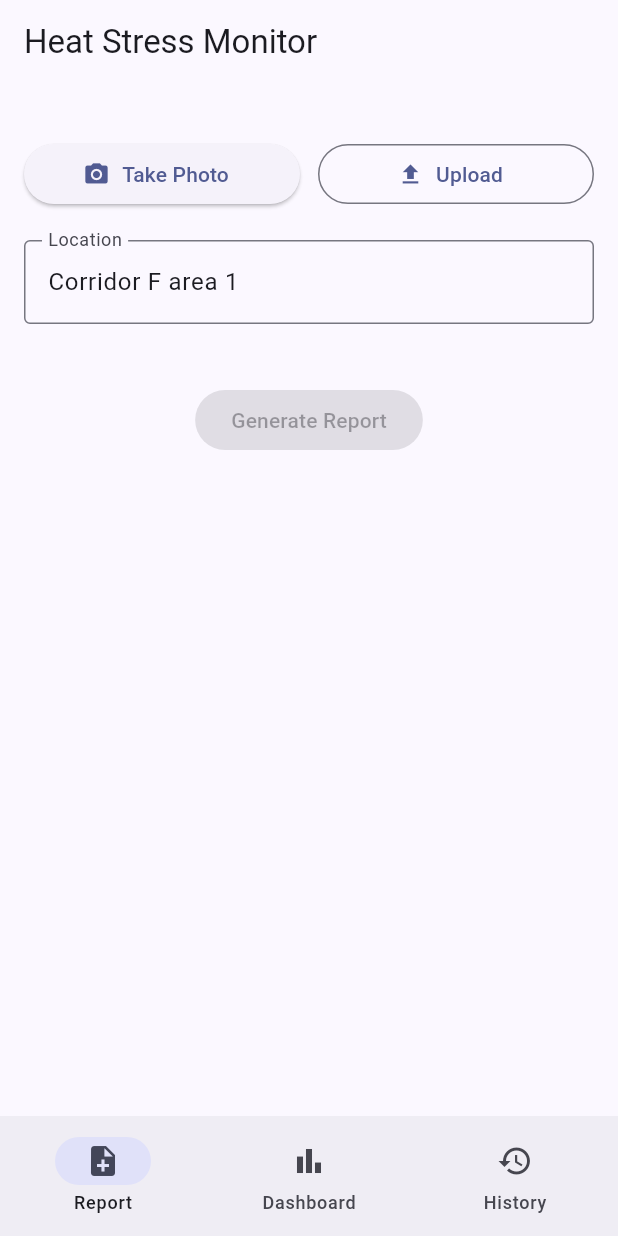
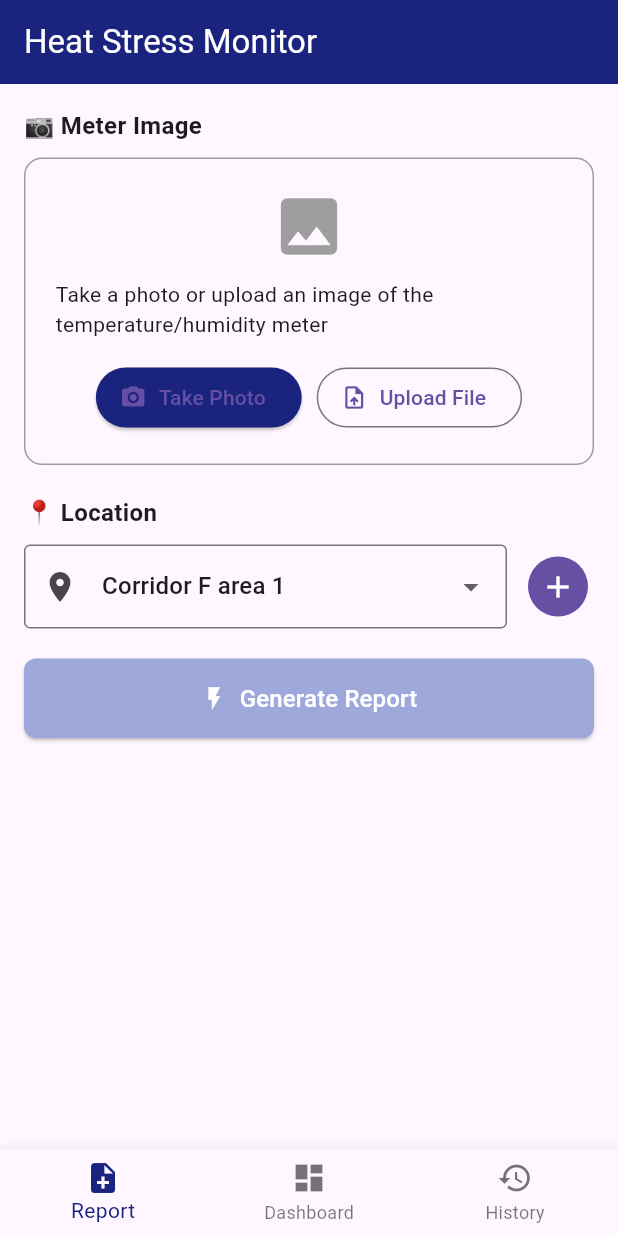
Before and after one commit to kingclaude123654-ux/Heatsress-tracker, a Flutter app: the screen it shows after launch, after a tap on "Take Photo", on a phone screen of 412 x 824 dp. Run offline on Flutter 3.47's test engine with Material 3 defaults, Android fonts, the phone set to English and light mode, and no system bars; our stand-ins replace image_picker; missing offline and left inert: google_mlkit_text_recognition.

Commit message:
Update main.dart

```diff
--- a/lib/main.dart
+++ b/lib/main.dart
@@ -1,145 +1,69 @@
+import 'package:flutter/material.dart';
+import 'package:image_picker/image_picker.dart';
+import 'package:google_mlkit_text_recognition/google_mlkit_text_recognition.dart';
 import 'dart:io';
-import 'dart:math';
-
-import 'package:fl_chart/fl_chart.dart';
-import 'package:flutter/material.dart';
-import 'package:google_mlkit_text_recognition/google_mlkit_text_recognition.dart';
-import 'package:hive_flutter/hive_flutter.dart';
-import 'package:image_picker/image_picker.dart';
 import 'package:intl/intl.dart';
 
-void main() async {
-  WidgetsFlutterBinding.ensureInitialized();
-
-  await Hive.initFlutter();
-  await Hive.openBox('reports');
-
-  runApp(const HeatStressApp());
+void main() {
+  runApp(const MedGulfApp());
 }
 
-class HeatStressApp extends StatelessWidget {
-  const HeatStressApp({super.key});
+class MedGulfApp extends StatelessWidget {
+  const MedGulfApp({super.key});
 
   @override
   Widget build(BuildContext context) {
     return MaterialApp(
-      debugShowCheckedModeBanner: false,
       title: 'Heat Stress Monitor',
-      theme: ThemeData(
-        colorSchemeSeed: Colors.indigo,
-        useMaterial3: true,
-      ),
-      home: const HomePage(),
+      theme: ThemeData(primarySwatch: Colors.blue),
+      home: const MainScreen(),
     );
   }
 }
 
-class Report {
-  final String company;
-  final String location;
-  final String date;
-  final String time;
-  final double temp;
-  final double humidity;
-  final double heatIndex;
-  final String flag;
-  final String risk;
-  final String workRest;
-  final String water;
+class MainScreen extends StatefulWidget {
+  const MainScreen({super.key});
 
-  Report({
-    required this.company,
-    required this.location,
-    required this.date,
-    required this.time,
-    required this.temp,
-    required this.humidity,
-    required this.heatIndex,
-    required this.flag,
-    required this.risk,
-    required this.workRest,
-    required this.water,
-  });
-
-  Map<String, dynamic> toMap() {
-    return {
-      'company': company,
-      'location': location,
-      'date': date,
-      'time': time,
-      'temp': temp,
-      'humidity': humidity,
-      'heatIndex': heatIndex,
-      'flag': flag,
-      'risk': risk,
-      'workRest': workRest,
-      'water': water,
-    };
+  @override
+  State<MainScreen> createState() => _MainScreenState();
 }
 
-  factory Report.fromMap(Map map) {
-    return Report(
-      company: map['company'],
-      location: map['location'],
-      date: map['date'],
-      time: map['time'],
-      temp: map['temp'],
-      humidity: map['humidity'],
-      heatIndex: map['heatIndex'],
-      flag: map['flag'],
-      risk: map['risk'],
-      workRest: map['workRest'],
-      water: map['water'],
-    );
+class _MainScreenState extends State<MainScreen> {
+  int _selectedIndex = 0;
+  final List<Widget> _pages = [
+    const ReportPage(),
+    const DashboardPlaceholder(),
+    const HistoryPlaceholder(),
+  ];
+
+  void _onItemTapped(int index) {
+    setState(() { _selectedIndex = index; });
   }
-}
-
-class HomePage extends StatefulWidget {
-  const HomePage({super.key});
-
-  @override
-  State<HomePage> createState() => _HomePageState();
-}
-
-class _HomePageState extends State<HomePage> {
-  int tab = 0;
 
   @override
   Widget build(BuildContext context) {
-    final pages = [
-      const ReportPage(),
-      const DashboardPage(),
-      const HistoryPage(),
-    ];
-
     return Scaffold(
-      body: pages[tab],
-      bottomNavigationBar: NavigationBar(
-        selectedIndex: tab,
-        onDestinationSelected: (i) {
-          setState(() {
-            tab = i;
-          });
-        },
-        destinations: const [
-          NavigationDestination(
-            icon: Icon(Icons.note_add),
-            label: 'Report',
+      appBar: AppBar(
+        title: const Text("Heat Stress Monitor"),
+        backgroundColor: const Color(0xFF1A237E),
+        foregroundColor: Colors.white,
       ),
-          NavigationDestination(
-            icon: Icon(Icons.bar_chart),
-            label: 'Dashboard',
-          ),
-          NavigationDestination(
-            icon: Icon(Icons.history),
-            label: 'History',
-          ),
+      body: _pages[_selectedIndex],
+      bottomNavigationBar: BottomNavigationBar(
+        currentIndex: _selectedIndex,
+        onTap: _onItemTapped,
+        selectedItemColor: const Color(0xFF1A237E),
+        items: const [
+          BottomNavigationBarItem(icon: Icon(Icons.note_add), label: 'Report'),
+          BottomNavigationBarItem(icon: Icon(Icons.dashboard), label: 'Dashboard'),
+          BottomNavigationBarItem(icon: Icon(Icons.history), label: 'History'),
         ],
       ),
     );
   }
 }
 
+// --- PAGE 1: REPORT ---
 class ReportPage extends StatefulWidget {
   const ReportPage({super.key});
 
@@ -148,301 +72,251 @@ class ReportPage extends StatefulWidget {
 }
 
 class _ReportPageState extends State<ReportPage> {
-  final picker = ImagePicker();
+  String _location = "Corridor F area 1";
+  File? _image;
+  bool _isProcessing = false;
+  String _resultText = "";
 
-  File? imageFile;
+  // Variables for extracted data
+  double _temp = 0.0;
+  double _humidity = 0.0;
+  double _heatIdx = 0.0;
 
-  final locationController =
-      TextEditingController(text: 'Corridor F area 1');
+  // 1. FUNCTION TO PICK AND ANALYZE IMAGE
+  Future<void> _pickAndAnalyzeImage(ImageSource source) async {
+    final ImagePicker picker = ImagePicker();
+    final XFile? imageFile = await picker.pickImage(source: source);
 
-  double? temp;
-  double? humidity;
+    if (imageFile == null) return;
 
-  Future<void> pickImage(ImageSource source) async {
-    final file = await picker.pickImage(
-      source: source,
-      imageQuality: 85,
-    );
+    setState(() {
+      _image = File(imageFile.path);
+      _isProcessing = true;
+      _resultText = "Analyzing image... This may take a moment.";
+    });
 
-    if (file == null) return;
+    // 2. LOCAL TEXT RECOGNITION (ML KIT)
+    final inputImage = InputImage.fromFilePath(imageFile.path);
+    final textRecognizer = TextRecognizer(script: TextRecognitionScript.latin);
 
-    imageFile = File(file.path);
+    try {
+      final RecognizedText recognizedText = await textRecognizer.processImage(inputImage);
+      String fullText = recognizedText.text;
 
-    setState(() {});
+      // 3. EXTRACT NUMBERS FROM TEXT
+      // This uses Regex to find all numbers (including decimals)
+      RegExp regExp = RegExp(r'(\d+\.?\d*)');
+      Iterable<RegExpMatch> matches = regExp.allMatches(fullText);
 
-    await processImage();
+      List<double> numbers = matches.map((m) => double.tryParse(m.group(0)!) ?? 0.0).toList();
+
+      // 4. LOGIC TO ASSIGN NUMBERS TO DATA
+      // Since we don't know the exact format of the Kestrel meter,
+      // we assume the first 3 numbers found are: Temperature, Humidity, Heat Index.
+      if (numbers.length >= 3) {
+        _temp = numbers[0];
+        _humidity = numbers[1];
+        _heatIdx = numbers[2];
+      } else {
+        _resultText = "Error: Could not detect enough numbers in the image. Please ensure the meter screen is clear.";
+        return;
       }
 
-  Future<void> processImage() async {
-    if (imageFile == null) return;
+      // 5. GENERATE THE REPORT USING YOUR CHART
+      _generateReport();
 
-    final inputImage = InputImage.fromFile(imageFile!);
-
-    final recognizer = TextRecognizer();
-
-    final result = await recognizer.processImage(inputImage);
-
-    final text = result.text;
-
-    final tempRegex = RegExp(r'(\d+(\.\d+)?)\s*°?\s*C');
-    final humidityRegex = RegExp(r'(\d+(\.\d+)?)\s*%');
-
-    final tempMatch = tempRegex.firstMatch(text);
-    final humidityMatch = humidityRegex.firstMatch(text);
-
-    if (tempMatch != null) {
-      temp = double.tryParse(tempMatch.group(1)!);
+    } catch (e) {
+      setState(() {
+        _resultText = "Error analyzing image: $e";
+      });
+    } finally {
+      await textRecognizer.close();
+      setState(() {
+        _isProcessing = false;
+      });
+    }
   }
 
-    if (humidityMatch != null) {
-      humidity = double.tryParse(humidityMatch.group(1)!);
+  // 6. YOUR EXACT LOGIC AND CHART
+  void _generateReport() {
+    String flagColor = "";
+    String risk = "";
+    String workRest = "";
+    String water = "";
+
+    if (_heatIdx >= 54) {
+      flagColor = "🔴 Red";
+      risk = "Stop Work";
+      workRest = "---";
+      water = "Stop work";
+    } else if (_heatIdx >= 50) {
+      flagColor = "🔴 Red";
+      risk = "Extreme Danger";
+      workRest = "20:10";
+      water = "1 cup every 10 min";
+    } else if (_heatIdx >= 39) {
+      flagColor = "🟠 Orange";
+      risk = "Danger";
+      workRest = "30:10";
+      water = "1 cup every 15 min";
+    } else if (_heatIdx >= 32) {
+      flagColor = "🟡 Yellow";
+      risk = "Extreme Caution";
+      workRest = "40:10";
+      water = "1 cup every 20 min";
+    } else if (_heatIdx >= 27) {
+      flagColor = "🟢 Green";
+      risk = "Caution";
+      workRest = "50:10";
+      water = "1 cup every 20 min";
+    } else {
+      flagColor = "🟢 Green";
+      risk = "Safe";
+      workRest = "Normal";
+      water = "Standard hydration";
     }
 
-    recognizer.close();
+    // Qatar Time & Date formatting
+    DateTime now = DateTime.now().toUtc().add(const Duration(hours: 3)); // UTC+3 for Qatar
+    String date = DateFormat('dd/MM/yyyy').format(now);
+    String time = DateFormat('hh:mm a').format(now);
 
-    setState(() {});
-  }
-
-  double calculateHeatIndex(double t, double h) {
-    return t + (0.33 * h / 100 * 6) + 4;
-  }
-
-  Map<String, String> riskData(double hi) {
-    if (hi >= 54) {
-      return {
-        'flag': '🔴 Red',
-        'risk': 'Extreme Danger',
-        'rest': 'Stop all work',
-        'water': 'Stop work'
-      };
-    }
-
-    if (hi >= 50) {
-      return {
-        'flag': '🟠 Orange',
-        'risk': 'Danger',
-        'rest': '20:10',
-        'water': '1 cup every 10 minutes'
-      };
-    }
-
-    if (hi >= 39) {
-      return {
-        'flag': '🟠 Orange',
-        'risk': 'Danger',
-        'rest': '30:10',
-        'water': '1 cup every 15 minutes'
-      };
-    }
-
-    if (hi >= 32) {
-      return {
-        'flag': '🟡 Yellow',
-        'risk': 'Extreme Caution',
-        'rest': '40:10',
-        'water': '1 cup every 20 minutes'
-      };
-    }
-
-    return {
-      'flag': '🟢 Green',
-      'risk': 'Caution',
-      'rest': '50:10',
-      'water': '1 cup every 20 minutes'
-    };
-  }
-
-  void saveReport() {
-    if (temp == null || humidity == null) return;
-
-    final now = DateTime.now();
-
-    final heatIndex = calculateHeatIndex(temp!, humidity!);
-
-    final risk = riskData(heatIndex);
-
-    final report = Report(
-      company: 'MEDGULF',
-      location: locationController.text,
-      date: DateFormat('dd/MM/yyyy').format(now),
-      time: DateFormat('h:mm a').format(now),
-      temp: temp!,
-      humidity: humidity!,
-      heatIndex: heatIndex,
-      flag: risk['flag']!,
-      risk: risk['risk']!,
-      workRest: risk['rest']!,
-      water: risk['water']!,
-    );
-
-    Hive.box('reports').add(report.toMap());
-
-    ScaffoldMessenger.of(context).showSnackBar(
-      const SnackBar(content: Text('Report Saved')),
-    );
+    _resultText = """
+*Company* : MEDGULF
+*Location* : $_location
+*Time* : $time
+*Date* : $date
+*Temp* : ${_temp.toStringAsFixed(1)}°C
+*Humidity* : ${_humidity.toStringAsFixed(1)}%
+*Heat Index* : ${_heatIdx.toStringAsFixed(1)}°C
+*Flag Colour* : $flagColor
+*Risk* : $risk
+*Work/Rest* : $workRest
+*Water Consumption* : $water
+""";
   }
 
   @override
   Widget build(BuildContext context) {
-    final heatIndex = (temp != null && humidity != null)
-        ? calculateHeatIndex(temp!, humidity!)
-        : null;
-
-    final risk = heatIndex != null ? riskData(heatIndex) : null;
-
-    return Scaffold(
-      appBar: AppBar(
-        title: const Text('Heat Stress Monitor'),
+    return SingleChildScrollView(
+      padding: const EdgeInsets.all(16.0),
+      child: Column(
+        crossAxisAlignment: CrossAxisAlignment.start,
+        children: [
+          const Text("📷 Meter Image", style: TextStyle(fontWeight: FontWeight.bold, fontSize: 16)),
+          const SizedBox(height: 10),
+          Container(
+            padding: const EdgeInsets.all(20),
+            decoration: BoxDecoration(
+              border: Border.all(color: Colors.grey, style: BorderStyle.solid),
+              borderRadius: BorderRadius.circular(12),
             ),
-      body: SingleChildScrollView(
-        padding: const EdgeInsets.all(16),
             child: Column(
               children: [
-            if (imageFile != null)
-              Image.file(
-                imageFile!,
-                height: 220,
+                if (_image != null) ...[
+                  Image.file(_image!, height: 150),
+                  const SizedBox(height: 10),
+                  if(_isProcessing) const Center(child: CircularProgressIndicator())
+                ] else ...[
+                  const Icon(Icons.image, size: 50, color: Colors.grey),
+                  const SizedBox(height: 10),
+                  const Text("Take a photo or upload an image of the temperature/humidity meter"),
+                ],
+                const SizedBox(height: 15),
+                Row(
+                  mainAxisAlignment: MainAxisAlignment.center,
+                  children: [
+                    ElevatedButton.icon(
+                      onPressed: () => _pickAndAnalyzeImage(ImageSource.camera),
+                      icon: const Icon(Icons.camera_alt),
+                      label: const Text("Take Photo"),
+                      style: ElevatedButton.styleFrom(backgroundColor: const Color(0xFF1A237E)),
                     ),
-
+                    const SizedBox(width: 10),
+                    OutlinedButton.icon(
+                      onPressed: () => _pickAndAnalyzeImage(ImageSource.gallery),
+                      icon: const Icon(Icons.upload_file),
+                      label: const Text("Upload File"),
+                    ),
+                  ],
+                )
+              ],
+            ),
+          ),
           const SizedBox(height: 20),
 
+          const Text("📍 Location", style: TextStyle(fontWeight: FontWeight.bold, fontSize: 16)),
+          const SizedBox(height: 10),
           Row(
             children: [
               Expanded(
-                  child: ElevatedButton.icon(
-                    onPressed: () => pickImage(ImageSource.camera),
-                    icon: const Icon(Icons.camera_alt),
-                    label: const Text('Take Photo'),
+                child: DropdownButtonFormField<String>(
+                  value: _location,
+                  items: ["Corridor F area 1", "Area A", "Main Site"].map((String val) {
+                    return DropdownMenuItem(value: val, child: Text(val));
+                  }).toList(),
+                  onChanged: (val) => setState(() => _location = val!),
+                  decoration: const InputDecoration(border: OutlineInputBorder(), prefixIcon: Icon(Icons.place)),
                 ),
               ),
-                const SizedBox(width: 12),
-                Expanded(
-                  child: OutlinedButton.icon(
-                    onPressed: () => pickImage(ImageSource.gallery),
-                    icon: const Icon(Icons.upload),
-                    label: const Text('Upload'),
-                  ),
-                ),
+              const SizedBox(width: 10),
+              IconButton.filled(onPressed: () {}, icon: const Icon(Icons.add))
             ],
           ),
-
           const SizedBox(height: 20),
 
-            TextField(
-              controller: locationController,
-              decoration: const InputDecoration(
-                labelText: 'Location',
-                border: OutlineInputBorder(),
+          // Generate Button (Will just re-run the report based on existing numbers)
+          SizedBox(
+            width: double.infinity,
+            child: ElevatedButton(
+              onPressed: () {
+                if(_image != null) _generateReport();
+              },
+              style: ElevatedButton.styleFrom(
+                backgroundColor: Colors.indigo.shade200,
+                padding: const EdgeInsets.symmetric(vertical: 15),
+                shape: RoundedRectangleBorder(borderRadius: BorderRadius.circular(8)),
               ),
-            ),
-
-            const SizedBox(height: 20),
-
-            if (heatIndex != null)
-              Card(
-                child: Padding(
-                  padding: const EdgeInsets.all(16),
-                  child: SelectableText(
-                    '''
-Company : MEDGULF
-Location : ${locationController.text}
-Time : ${DateFormat('h:mm a').format(DateTime.now())}
-Date : ${DateFormat('dd/MM/yyyy').format(DateTime.now())}
-Temp : ${temp!.toStringAsFixed(1)}°C
-Humidity : ${humidity!.toStringAsFixed(0)}%
-Heat Index : ${heatIndex.toStringAsFixed(1)}°C
-Flag Colour : ${risk!['flag']}
-Risk : ${risk['risk']}
-Work/Rest : ${risk['rest']}
-Water Consumption : ${risk['water']}
-''',
-                    style: const TextStyle(fontSize: 16),
+              child: const Row(
+                mainAxisAlignment: MainAxisAlignment.center,
+                children: [
+                  Icon(Icons.flash_on, color: Colors.white),
+                  SizedBox(width: 8),
+                  Text("Generate Report", style: TextStyle(color: Colors.white, fontSize: 16)),
+                ],
               ),
             ),
           ),
-
           const SizedBox(height: 20),
 
-            ElevatedButton(
-              onPressed: heatIndex == null ? null : saveReport,
-              child: const Text('Generate Report'),
+          if (_resultText.isNotEmpty)
+          Container(
+            padding: const EdgeInsets.all(16),
+            decoration: BoxDecoration(
+              color: Colors.grey.shade100,
+              borderRadius: BorderRadius.circular(8),
+              border: Border.all(color: Colors.grey.shade300)
             ),
+            child: Text(_resultText, style: const TextStyle(fontFamily: 'monospace', fontSize: 14)),
+          )
         ],
-        ),
       ),
     );
   }
 }
 
-class DashboardPage extends StatelessWidget {
-  const DashboardPage({super.key});
-
+class DashboardPlaceholder extends StatelessWidget {
+  const DashboardPlaceholder({super.key});
   @override
   Widget build(BuildContext context) {
-    final box = Hive.box('reports');
-
-    final items = box.values.toList();
-
-    return Scaffold(
-      appBar: AppBar(
-        title: const Text('Dashboard'),
-      ),
-      body: items.isEmpty
-          ? const Center(child: Text('No data'))
-          : Padding(
-              padding: const EdgeInsets.all(20),
-              child: Column(
-                children: [
-                  SizedBox(
-                    height: 250,
-                    child: LineChart(
-                      LineChartData(
-                        lineBarsData: [
-                          LineChartBarData(
-                            spots: List.generate(
-                              items.length,
-                              (i) => FlSpot(
-                                i.toDouble(),
-                                (items[i]['heatIndex'] as num).toDouble(),
-                              ),
-                            ),
-                          ),
-                        ],
-                      ),
-                    ),
-                  ),
-                ],
-              ),
-            ),
-    );
+    return const Center(child: Text("Dashboard Graphs go here"));
   }
 }
 
-class HistoryPage extends StatelessWidget {
-  const HistoryPage({super.key});
-
+class HistoryPlaceholder extends StatelessWidget {
+  const HistoryPlaceholder({super.key});
   @override
   Widget build(BuildContext context) {
-    final reports = Hive.box('reports').values.toList().reversed.toList();
-
-    return Scaffold(
-      appBar: AppBar(
-        title: const Text('History'),
-      ),
-      body: ListView.builder(
-        itemCount: reports.length,
-        itemBuilder: (context, index) {
-          final r = reports[index];
-
-          return ListTile(
-            title: Text(r['location']),
-            subtitle: Text(
-              '${r['date']} | ${r['heatIndex'].toStringAsFixed(1)}°C',
-            ),
-            trailing: Text(r['flag']),
-          );
-        },
-      ),
-    );
+    return const Center(child: Text("History Logs go here"));
   }
 }
```
Lines whose indentation alone changed are shown as unchanged.
